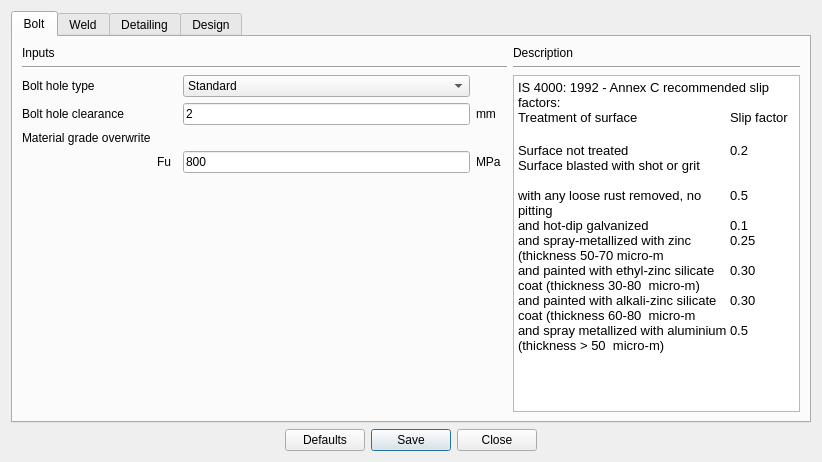
Above: Connections/Shear/SeatedAngle/design_preferences.ui from GreatDevelopers/osdag-core before the change. Below: the same form after it.
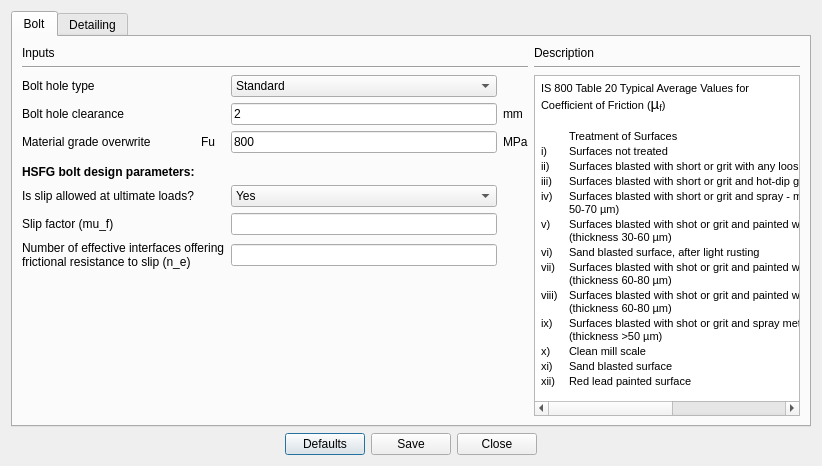
That is the form after the change. The open tabs and pages were chosen to show the change.

Commit message: fix: update design preferences gui

The edit to the form file:
```diff
--- a/Connections/Shear/SeatedAngle/design_preferences.ui
+++ b/Connections/Shear/SeatedAngle/design_preferences.ui
@@ -7,7 +7,7 @@
     <x>0</x>
     <y>0</y>
     <width>822</width>
-    <height>462</height>
+    <height>466</height>
    </rect>
   </property>
   <property name="windowTitle">
@@ -16,6 +16,13 @@
   <layout class="QGridLayout" name="gridLayout_5">
    <item row="1" column="0">
     <layout class="QGridLayout" name="gridLayout_2">
+     <item row="0" column="1">
+      <widget class="QPushButton" name="btn_defaults">
+       <property name="text">
+        <string>Defaults</string>
+       </property>
+      </widget>
+     </item>
      <item row="0" column="0">
       <spacer name="horizontalSpacer_2">
        <property name="orientation">
@@ -36,13 +43,6 @@
        </property>
       </widget>
      </item>
-     <item row="0" column="1">
-      <widget class="QPushButton" name="btn_defaults">
-       <property name="text">
-        <string>Defaults</string>
-       </property>
-      </widget>
-     </item>
      <item row="0" column="4">
       <spacer name="horizontalSpacer_6">
        <property name="orientation">
@@ -68,7 +68,7 @@
    <item row="0" column="0">
     <widget class="QTabWidget" name="tabWidget">
      <property name="currentIndex">
-      <number>0</number>
+      <number>1</number>
      </property>
      <widget class="QWidget" name="tab">
       <attribute name="title">
@@ -82,21 +82,21 @@
          </property>
         </widget>
        </item>
-       <item row="0" column="5">
+       <item row="0" column="6">
         <widget class="QLabel" name="label_3">
          <property name="text">
           <string>Description</string>
          </property>
         </widget>
        </item>
-       <item row="1" column="0" colspan="5">
+       <item row="1" column="0" colspan="6">
         <widget class="Line" name="line">
          <property name="orientation">
           <enum>Qt::Horizontal</enum>
          </property>
         </widget>
        </item>
-       <item row="1" column="5">
+       <item row="1" column="6">
         <widget class="Line" name="line_4">
          <property name="orientation">
           <enum>Qt::Horizontal</enum>
@@ -110,7 +110,7 @@
          </property>
         </widget>
        </item>
-       <item row="2" column="2">
+       <item row="2" column="4">
         <widget class="QComboBox" name="combo_boltHoleType">
          <property name="focusPolicy">
           <enum>Qt::TabFocus</enum>
@@ -127,7 +127,7 @@
          </item>
         </widget>
        </item>
-       <item row="2" column="5" rowspan="5">
+       <item row="2" column="6" rowspan="9">
         <widget class="QTextBrowser" name="textBrowser">
          <property name="minimumSize">
           <size>
@@ -139,57 +139,104 @@
           <string>&lt;!DOCTYPE HTML PUBLIC &quot;-//W3C//DTD HTML 4.0//EN&quot; &quot;http://www.w3.org/TR/REC-html40/strict.dtd&quot;&gt;
 &lt;html&gt;&lt;head&gt;&lt;meta name=&quot;qrichtext&quot; content=&quot;1&quot; /&gt;&lt;style type=&quot;text/css&quot;&gt;
 p, li { white-space: pre-wrap; }
-&lt;/style&gt;&lt;/head&gt;&lt;body style=&quot; font-family:'Ubuntu'; font-size:11pt; font-weight:400; font-style:normal;&quot;&gt;
-&lt;p style=&quot; margin-top:0px; margin-bottom:0px; margin-left:0px; margin-right:0px; -qt-block-indent:0; text-indent:0px;&quot;&gt;&lt;span style=&quot; font-family:'Calibri'; font-size:10pt;&quot;&gt;IS 4000: 1992 - Annex C recommended slip factors:&lt;/span&gt;&lt;span style=&quot; font-family:'MS Shell Dlg 2'; font-size:8pt;&quot;&gt; &lt;/span&gt;&lt;/p&gt;
-&lt;p style=&quot;-qt-paragraph-type:empty; margin-top:0px; margin-bottom:0px; margin-left:0px; margin-right:0px; -qt-block-indent:0; text-indent:0px; font-family:'MS Shell Dlg 2'; font-size:8pt;&quot;&gt;&lt;br /&gt;&lt;/p&gt;
-&lt;table border=&quot;0&quot; style=&quot; border-color:#a3a3a3; border-style:solid; margin-top:0px; margin-bottom:0px; margin-left:0px; margin-right:0px;&quot; cellspacing=&quot;0&quot; cellpadding=&quot;0&quot;&gt;
+&lt;/style&gt;&lt;/head&gt;&lt;body style=&quot; font-family:'MS Shell Dlg 2'; font-size:7.5pt; font-weight:400; font-style:normal;&quot;&gt;
+&lt;table border=&quot;0&quot; style=&quot; margin-top:0px; margin-bottom:0px; margin-left:0px; margin-right:0px;&quot; cellspacing=&quot;2&quot; cellpadding=&quot;0&quot;&gt;
 &lt;tr&gt;
-&lt;td style=&quot; vertical-align:top; padding-left:0; padding-right:0; padding-top:0; padding-bottom:0;&quot;&gt;
-&lt;p style=&quot; margin-top:0px; margin-bottom:0px; margin-left:0px; margin-right:0px; -qt-block-indent:0; text-indent:0px;&quot;&gt;&lt;span style=&quot; font-family:'Calibri'; font-size:10pt;&quot;&gt;Treatment of surface&lt;/span&gt;&lt;span style=&quot; font-family:'MS Shell Dlg 2'; font-size:8pt;&quot;&gt; &lt;/span&gt;&lt;/p&gt;
-&lt;p style=&quot; margin-top:0px; margin-bottom:0px; margin-left:0px; margin-right:0px; -qt-block-indent:0; text-indent:0px;&quot;&gt;&lt;span style=&quot; font-family:'Calibri';&quot;&gt; &lt;/span&gt;&lt;span style=&quot; font-family:'MS Shell Dlg 2'; font-size:8pt;&quot;&gt; &lt;/span&gt;&lt;/p&gt;&lt;/td&gt;
-&lt;td style=&quot; vertical-align:top; padding-left:0; padding-right:0; padding-top:0; padding-bottom:0;&quot;&gt;
-&lt;p style=&quot; margin-top:0px; margin-bottom:0px; margin-left:0px; margin-right:0px; -qt-block-indent:0; text-indent:0px;&quot;&gt;&lt;span style=&quot; font-family:'Calibri'; font-size:10pt;&quot;&gt;Slip factor &lt;/span&gt;&lt;span style=&quot; font-family:'MS Shell Dlg 2'; font-size:8pt;&quot;&gt; &lt;/span&gt;&lt;/p&gt;&lt;/td&gt;&lt;/tr&gt;
+&lt;td colspan=&quot;3&quot;&gt;
+&lt;p style=&quot; margin-top:0px; margin-bottom:0px; margin-left:0px; margin-right:0px; -qt-block-indent:0; text-indent:0px;&quot;&gt;&lt;span style=&quot; font-size:8pt;&quot;&gt;IS 800 Table 20 Typical Average Values for Coefficient of Friction (&lt;/span&gt;&lt;span style=&quot; font-family:'Calibri,sans-serif'; font-size:11pt;&quot;&gt;µ&lt;/span&gt;&lt;span style=&quot; font-family:'Calibri,sans-serif'; font-size:11pt; vertical-align:sub;&quot;&gt;f&lt;/span&gt;&lt;span style=&quot; font-size:8pt;&quot;&gt;)&lt;/span&gt;&lt;/p&gt;&lt;/td&gt;&lt;/tr&gt;&lt;/table&gt;
+&lt;p style=&quot;-qt-paragraph-type:empty; margin-top:0px; margin-bottom:0px; margin-left:0px; margin-right:0px; -qt-block-indent:0; text-indent:0px; font-size:8pt;&quot;&gt;&lt;br /&gt;&lt;/p&gt;
+&lt;p style=&quot;-qt-paragraph-type:empty; margin-top:0px; margin-bottom:0px; margin-left:0px; margin-right:0px; -qt-block-indent:0; text-indent:0px; font-size:8pt;&quot;&gt;&lt;br /&gt;&lt;/p&gt;
+&lt;table border=&quot;0&quot; style=&quot; margin-top:0px; margin-bottom:0px; margin-left:0px; margin-right:0px;&quot; cellspacing=&quot;2&quot; cellpadding=&quot;0&quot;&gt;
 &lt;tr&gt;
-&lt;td style=&quot; vertical-align:top; padding-left:0; padding-right:0; padding-top:0; padding-bottom:0;&quot;&gt;
-&lt;p style=&quot; margin-top:0px; margin-bottom:0px; margin-left:0px; margin-right:0px; -qt-block-indent:0; text-indent:0px;&quot;&gt;&lt;span style=&quot; font-family:'Calibri'; font-size:10pt;&quot;&gt;Surface not treated&lt;/span&gt;&lt;span style=&quot; font-family:'MS Shell Dlg 2'; font-size:8pt;&quot;&gt; &lt;/span&gt;&lt;/p&gt;&lt;/td&gt;
-&lt;td style=&quot; vertical-align:top; padding-left:0; padding-right:0; padding-top:0; padding-bottom:0;&quot;&gt;
-&lt;p style=&quot; margin-top:0px; margin-bottom:0px; margin-left:0px; margin-right:0px; -qt-block-indent:0; text-indent:0px;&quot;&gt;&lt;span style=&quot; font-family:'Calibri'; font-size:10pt;&quot;&gt;0.2&lt;/span&gt;&lt;span style=&quot; font-family:'MS Shell Dlg 2'; font-size:8pt;&quot;&gt; &lt;/span&gt;&lt;/p&gt;&lt;/td&gt;&lt;/tr&gt;
+&lt;td width=&quot;26&quot;&gt;&lt;/td&gt;
+&lt;td width=&quot;383&quot;&gt;
+&lt;p style=&quot; margin-top:0px; margin-bottom:0px; margin-left:0px; margin-right:0px; -qt-block-indent:0; text-indent:0px;&quot;&gt;&lt;span style=&quot; font-size:8pt;&quot;&gt;Treatment of Surfaces&lt;/span&gt;&lt;/p&gt;&lt;/td&gt;
+&lt;td width=&quot;78&quot;&gt;
+&lt;p style=&quot; margin-top:0px; margin-bottom:0px; margin-left:0px; margin-right:0px; -qt-block-indent:0; text-indent:0px;&quot;&gt;&lt;span style=&quot; font-size:8pt;&quot;&gt;     µf&lt;/span&gt;&lt;/p&gt;&lt;/td&gt;&lt;/tr&gt;
 &lt;tr&gt;
-&lt;td style=&quot; vertical-align:top; padding-left:0; padding-right:0; padding-top:0; padding-bottom:0;&quot;&gt;
-&lt;p style=&quot; margin-top:0px; margin-bottom:0px; margin-left:0px; margin-right:0px; -qt-block-indent:0; text-indent:0px;&quot;&gt;&lt;span style=&quot; font-family:'Calibri'; font-size:10pt;&quot;&gt;Surface blasted with shot or grit &lt;/span&gt;&lt;/p&gt;
-&lt;p style=&quot; margin-top:0px; margin-bottom:0px; margin-left:0px; margin-right:0px; -qt-block-indent:0; text-indent:0px;&quot;&gt;&lt;span style=&quot; font-family:'Calibri'; font-size:10pt;&quot;&gt; &lt;/span&gt;&lt;span style=&quot; font-family:'MS Shell Dlg 2'; font-size:8pt;&quot;&gt; &lt;/span&gt;&lt;/p&gt;&lt;/td&gt;
-&lt;td style=&quot; vertical-align:top; padding-left:0; padding-right:0; padding-top:0; padding-bottom:0;&quot;&gt;
-&lt;p style=&quot; margin-top:0px; margin-bottom:0px; margin-left:0px; margin-right:0px; -qt-block-indent:0; text-indent:0px;&quot;&gt;&lt;span style=&quot; font-family:'Calibri'; font-size:10pt;&quot;&gt; &lt;/span&gt;&lt;span style=&quot; font-family:'MS Shell Dlg 2'; font-size:8pt;&quot;&gt; &lt;/span&gt;&lt;/p&gt;&lt;/td&gt;&lt;/tr&gt;
+&lt;td&gt;
+&lt;p style=&quot; margin-top:0px; margin-bottom:0px; margin-left:0px; margin-right:0px; -qt-block-indent:0; text-indent:0px;&quot;&gt;&lt;span style=&quot; font-size:8pt;&quot;&gt;i)&lt;/span&gt;&lt;/p&gt;&lt;/td&gt;
+&lt;td&gt;
+&lt;p style=&quot; margin-top:0px; margin-bottom:0px; margin-left:0px; margin-right:0px; -qt-block-indent:0; text-indent:0px;&quot;&gt;&lt;span style=&quot; font-size:8pt;&quot;&gt;Surfaces not treated&lt;/span&gt;&lt;/p&gt;&lt;/td&gt;
+&lt;td&gt;
+&lt;p style=&quot; margin-top:0px; margin-bottom:0px; margin-left:0px; margin-right:0px; -qt-block-indent:0; text-indent:0px;&quot;&gt;&lt;span style=&quot; font-size:8pt;&quot;&gt;    0.2&lt;/span&gt;&lt;/p&gt;&lt;/td&gt;&lt;/tr&gt;
 &lt;tr&gt;
-&lt;td style=&quot; vertical-align:top; padding-left:0; padding-right:0; padding-top:0; padding-bottom:0;&quot;&gt;
-&lt;p style=&quot; margin-top:0px; margin-bottom:0px; margin-left:0px; margin-right:0px; -qt-block-indent:0; text-indent:0px;&quot;&gt;&lt;span style=&quot; font-family:'Calibri'; font-size:10pt;&quot;&gt;with any loose rust removed, no pitting&lt;/span&gt;&lt;span style=&quot; font-family:'MS Shell Dlg 2'; font-size:8pt;&quot;&gt; &lt;/span&gt;&lt;/p&gt;&lt;/td&gt;
-&lt;td style=&quot; vertical-align:top; padding-left:0; padding-right:0; padding-top:0; padding-bottom:0;&quot;&gt;
-&lt;p style=&quot; margin-top:0px; margin-bottom:0px; margin-left:0px; margin-right:0px; -qt-block-indent:0; text-indent:0px;&quot;&gt;&lt;span style=&quot; font-family:'Calibri'; font-size:10pt;&quot;&gt;0.5&lt;/span&gt;&lt;span style=&quot; font-family:'MS Shell Dlg 2'; font-size:8pt;&quot;&gt; &lt;/span&gt;&lt;/p&gt;&lt;/td&gt;&lt;/tr&gt;
+&lt;td&gt;
+&lt;p style=&quot; margin-top:0px; margin-bottom:0px; margin-left:0px; margin-right:0px; -qt-block-indent:0; text-indent:0px;&quot;&gt;&lt;span style=&quot; font-size:8pt;&quot;&gt;ii)&lt;/span&gt;&lt;/p&gt;&lt;/td&gt;
+&lt;td&gt;
+&lt;p style=&quot; margin-top:0px; margin-bottom:0px; margin-left:0px; margin-right:0px; -qt-block-indent:0; text-indent:0px;&quot;&gt;&lt;span style=&quot; font-size:8pt;&quot;&gt;Surfaces blasted with short or grit with any loose rust removed, no pitting&lt;/span&gt;&lt;/p&gt;&lt;/td&gt;
+&lt;td&gt;
+&lt;p style=&quot; margin-top:0px; margin-bottom:0px; margin-left:0px; margin-right:0px; -qt-block-indent:0; text-indent:0px;&quot;&gt;&lt;span style=&quot; font-size:8pt;&quot;&gt;    0.5&lt;/span&gt;&lt;/p&gt;&lt;/td&gt;&lt;/tr&gt;
 &lt;tr&gt;
-&lt;td style=&quot; vertical-align:top; padding-left:0; padding-right:0; padding-top:0; padding-bottom:0;&quot;&gt;
-&lt;p style=&quot; margin-top:0px; margin-bottom:0px; margin-left:0px; margin-right:0px; -qt-block-indent:0; text-indent:0px;&quot;&gt;&lt;span style=&quot; font-family:'Calibri'; font-size:10pt;&quot;&gt;and hot-dip galvanized&lt;/span&gt;&lt;span style=&quot; font-family:'MS Shell Dlg 2'; font-size:8pt;&quot;&gt; &lt;/span&gt;&lt;/p&gt;&lt;/td&gt;
-&lt;td style=&quot; vertical-align:top; padding-left:0; padding-right:0; padding-top:0; padding-bottom:0;&quot;&gt;
-&lt;p style=&quot; margin-top:0px; margin-bottom:0px; margin-left:0px; margin-right:0px; -qt-block-indent:0; text-indent:0px;&quot;&gt;&lt;span style=&quot; font-family:'Calibri'; font-size:10pt;&quot;&gt;0.1&lt;/span&gt;&lt;span style=&quot; font-family:'MS Shell Dlg 2'; font-size:8pt;&quot;&gt; &lt;/span&gt;&lt;/p&gt;&lt;/td&gt;&lt;/tr&gt;
+&lt;td&gt;
+&lt;p style=&quot; margin-top:0px; margin-bottom:0px; margin-left:0px; margin-right:0px; -qt-block-indent:0; text-indent:0px;&quot;&gt;&lt;span style=&quot; font-size:8pt;&quot;&gt;iii)&lt;/span&gt;&lt;/p&gt;&lt;/td&gt;
+&lt;td&gt;
+&lt;p style=&quot; margin-top:0px; margin-bottom:0px; margin-left:0px; margin-right:0px; -qt-block-indent:0; text-indent:0px;&quot;&gt;&lt;span style=&quot; font-size:8pt;&quot;&gt;Surfaces blasted with short or grit and hot-dip galvanized&lt;/span&gt;&lt;/p&gt;&lt;/td&gt;
+&lt;td&gt;
+&lt;p style=&quot; margin-top:0px; margin-bottom:0px; margin-left:0px; margin-right:0px; -qt-block-indent:0; text-indent:0px;&quot;&gt;&lt;span style=&quot; font-size:8pt;&quot;&gt;    0.1&lt;/span&gt;&lt;/p&gt;&lt;/td&gt;&lt;/tr&gt;
 &lt;tr&gt;
-&lt;td style=&quot; vertical-align:top; padding-left:0; padding-right:0; padding-top:0; padding-bottom:0;&quot;&gt;
-&lt;p style=&quot; margin-top:0px; margin-bottom:0px; margin-left:0px; margin-right:0px; -qt-block-indent:0; text-indent:0px;&quot;&gt;&lt;span style=&quot; font-family:'Calibri'; font-size:10pt;&quot;&gt;and spray-metallized with zinc (thickness 50-70 micro-m&lt;/span&gt;&lt;span style=&quot; font-family:'MS Shell Dlg 2'; font-size:8pt;&quot;&gt; &lt;/span&gt;&lt;/p&gt;&lt;/td&gt;
-&lt;td style=&quot; vertical-align:top; padding-left:0; padding-right:0; padding-top:0; padding-bottom:0;&quot;&gt;
-&lt;p style=&quot; margin-top:0px; margin-bottom:0px; margin-left:0px; margin-right:0px; -qt-block-indent:0; text-indent:0px;&quot;&gt;&lt;span style=&quot; font-family:'Calibri'; font-size:10pt;&quot;&gt;0.25&lt;/span&gt;&lt;span style=&quot; font-family:'MS Shell Dlg 2'; font-size:8pt;&quot;&gt; &lt;/span&gt;&lt;/p&gt;&lt;/td&gt;&lt;/tr&gt;
+&lt;td&gt;
+&lt;p style=&quot; margin-top:0px; margin-bottom:0px; margin-left:0px; margin-right:0px; -qt-block-indent:0; text-indent:0px;&quot;&gt;&lt;span style=&quot; font-size:8pt;&quot;&gt;iv)&lt;/span&gt;&lt;/p&gt;&lt;/td&gt;
+&lt;td&gt;
+&lt;p style=&quot; margin-top:0px; margin-bottom:0px; margin-left:0px; margin-right:0px; -qt-block-indent:0; text-indent:0px;&quot;&gt;&lt;span style=&quot; font-size:8pt;&quot;&gt;Surfaces blasted with short or grit and spray - metallized with zinc (thickness 50-70 µm)&lt;/span&gt;&lt;/p&gt;&lt;/td&gt;
+&lt;td&gt;
+&lt;p style=&quot; margin-top:0px; margin-bottom:0px; margin-left:0px; margin-right:0px; -qt-block-indent:0; text-indent:0px;&quot;&gt;&lt;span style=&quot; font-size:8pt;&quot;&gt;    0.25&lt;/span&gt;&lt;/p&gt;&lt;/td&gt;&lt;/tr&gt;
 &lt;tr&gt;
-&lt;td style=&quot; vertical-align:top; padding-left:0; padding-right:0; padding-top:0; padding-bottom:0;&quot;&gt;
-&lt;p style=&quot; margin-top:0px; margin-bottom:0px; margin-left:0px; margin-right:0px; -qt-block-indent:0; text-indent:0px;&quot;&gt;&lt;span style=&quot; font-family:'Calibri'; font-size:10pt;&quot;&gt;and painted with ethyl-zinc silicate coat (thickness 30-80  micro-m)&lt;/span&gt;&lt;span style=&quot; font-family:'MS Shell Dlg 2'; font-size:8pt;&quot;&gt; &lt;/span&gt;&lt;/p&gt;&lt;/td&gt;
-&lt;td style=&quot; vertical-align:top; padding-left:0; padding-right:0; padding-top:0; padding-bottom:0;&quot;&gt;
-&lt;p style=&quot; margin-top:0px; margin-bottom:0px; margin-left:0px; margin-right:0px; -qt-block-indent:0; text-indent:0px;&quot;&gt;&lt;span style=&quot; font-family:'Calibri'; font-size:10pt;&quot;&gt;0.30&lt;/span&gt;&lt;span style=&quot; font-family:'MS Shell Dlg 2'; font-size:8pt;&quot;&gt; &lt;/span&gt;&lt;/p&gt;&lt;/td&gt;&lt;/tr&gt;
+&lt;td&gt;
+&lt;p style=&quot; margin-top:0px; margin-bottom:0px; margin-left:0px; margin-right:0px; -qt-block-indent:0; text-indent:0px;&quot;&gt;&lt;span style=&quot; font-size:8pt;&quot;&gt;v)&lt;/span&gt;&lt;/p&gt;&lt;/td&gt;
+&lt;td&gt;
+&lt;p style=&quot; margin-top:0px; margin-bottom:0px; margin-left:0px; margin-right:0px; -qt-block-indent:0; text-indent:0px;&quot;&gt;&lt;span style=&quot; font-size:8pt;&quot;&gt;Surfaces blasted with shot or grit and painted with ethylzinc silicate coat (thickness 30-60 µm)&lt;/span&gt;&lt;/p&gt;&lt;/td&gt;
+&lt;td&gt;
+&lt;p style=&quot; margin-top:0px; margin-bottom:0px; margin-left:0px; margin-right:0px; -qt-block-indent:0; text-indent:0px;&quot;&gt;&lt;span style=&quot; font-size:8pt;&quot;&gt;    0.3&lt;/span&gt;&lt;/p&gt;&lt;/td&gt;&lt;/tr&gt;
 &lt;tr&gt;
-&lt;td style=&quot; vertical-align:top; padding-left:0; padding-right:0; padding-top:0; padding-bottom:0;&quot;&gt;
-&lt;p style=&quot; margin-top:0px; margin-bottom:0px; margin-left:0px; margin-right:0px; -qt-block-indent:0; text-indent:0px;&quot;&gt;&lt;span style=&quot; font-family:'Calibri'; font-size:10pt;&quot;&gt;and painted with alkali-zinc silicate coat (thickness 60-80  micro-m&lt;/span&gt;&lt;/p&gt;&lt;/td&gt;
-&lt;td style=&quot; vertical-align:top; padding-left:0; padding-right:0; padding-top:0; padding-bottom:0;&quot;&gt;
-&lt;p style=&quot; margin-top:0px; margin-bottom:0px; margin-left:0px; margin-right:0px; -qt-block-indent:0; text-indent:0px;&quot;&gt;&lt;span style=&quot; font-family:'Calibri'; font-size:10pt;&quot;&gt;0.30&lt;/span&gt;&lt;span style=&quot; font-family:'MS Shell Dlg 2'; font-size:8pt;&quot;&gt; &lt;/span&gt;&lt;/p&gt;&lt;/td&gt;&lt;/tr&gt;
+&lt;td&gt;
+&lt;p style=&quot; margin-top:0px; margin-bottom:0px; margin-left:0px; margin-right:0px; -qt-block-indent:0; text-indent:0px;&quot;&gt;&lt;span style=&quot; font-size:8pt;&quot;&gt;vi)&lt;/span&gt;&lt;/p&gt;&lt;/td&gt;
+&lt;td&gt;
+&lt;p style=&quot; margin-top:0px; margin-bottom:0px; margin-left:0px; margin-right:0px; -qt-block-indent:0; text-indent:0px;&quot;&gt;&lt;span style=&quot; font-size:8pt;&quot;&gt;Sand blasted surface, after light rusting&lt;/span&gt;&lt;/p&gt;&lt;/td&gt;
+&lt;td&gt;
+&lt;p style=&quot; margin-top:0px; margin-bottom:0px; margin-left:0px; margin-right:0px; -qt-block-indent:0; text-indent:0px;&quot;&gt;&lt;span style=&quot; font-size:8pt;&quot;&gt;    0.52&lt;/span&gt;&lt;/p&gt;&lt;/td&gt;&lt;/tr&gt;
 &lt;tr&gt;
-&lt;td style=&quot; vertical-align:top; padding-left:0; padding-right:0; padding-top:0; padding-bottom:0;&quot;&gt;
-&lt;p style=&quot; margin-top:0px; margin-bottom:0px; margin-left:0px; margin-right:0px; -qt-block-indent:0; text-indent:0px;&quot;&gt;&lt;span style=&quot; font-family:'Calibri'; font-size:10pt;&quot;&gt;and spray metallized with aluminium (thickness &amp;gt; 50  micro-m)&lt;/span&gt;&lt;/p&gt;&lt;/td&gt;
-&lt;td style=&quot; vertical-align:top; padding-left:0; padding-right:0; padding-top:0; padding-bottom:0;&quot;&gt;
-&lt;p style=&quot; margin-top:0px; margin-bottom:0px; margin-left:0px; margin-right:0px; -qt-block-indent:0; text-indent:0px;&quot;&gt;&lt;span style=&quot; font-family:'Calibri'; font-size:10pt;&quot;&gt;0.5&lt;/span&gt;&lt;span style=&quot; font-family:'MS Shell Dlg 2'; font-size:8pt;&quot;&gt; &lt;/span&gt;&lt;/p&gt;&lt;/td&gt;&lt;/tr&gt;&lt;/table&gt;&lt;/body&gt;&lt;/html&gt;</string>
+&lt;td&gt;
+&lt;p style=&quot; margin-top:0px; margin-bottom:0px; margin-left:0px; margin-right:0px; -qt-block-indent:0; text-indent:0px;&quot;&gt;&lt;span style=&quot; font-size:8pt;&quot;&gt;vii)&lt;/span&gt;&lt;/p&gt;&lt;/td&gt;
+&lt;td&gt;
+&lt;p style=&quot; margin-top:0px; margin-bottom:0px; margin-left:0px; margin-right:0px; -qt-block-indent:0; text-indent:0px;&quot;&gt;&lt;span style=&quot; font-size:8pt;&quot;&gt;Surfaces blasted with shot or grit and painted with ethylzinc silicate coat (thickness 60-80 µm)&lt;/span&gt;&lt;/p&gt;&lt;/td&gt;
+&lt;td&gt;
+&lt;p style=&quot; margin-top:0px; margin-bottom:0px; margin-left:0px; margin-right:0px; -qt-block-indent:0; text-indent:0px;&quot;&gt;&lt;span style=&quot; font-size:8pt;&quot;&gt;    0.3&lt;/span&gt;&lt;/p&gt;&lt;/td&gt;&lt;/tr&gt;
+&lt;tr&gt;
+&lt;td&gt;
+&lt;p style=&quot; margin-top:0px; margin-bottom:0px; margin-left:0px; margin-right:0px; -qt-block-indent:0; text-indent:0px;&quot;&gt;&lt;span style=&quot; font-size:8pt;&quot;&gt;viii)&lt;/span&gt;&lt;/p&gt;&lt;/td&gt;
+&lt;td&gt;
+&lt;p style=&quot; margin-top:0px; margin-bottom:0px; margin-left:0px; margin-right:0px; -qt-block-indent:0; text-indent:0px;&quot;&gt;&lt;span style=&quot; font-size:8pt;&quot;&gt;Surfaces blasted with shot or grit and painted with alcalizinc silicate coat (thickness 60-80 µm)&lt;/span&gt;&lt;/p&gt;&lt;/td&gt;
+&lt;td&gt;
+&lt;p style=&quot; margin-top:0px; margin-bottom:0px; margin-left:0px; margin-right:0px; -qt-block-indent:0; text-indent:0px;&quot;&gt;&lt;span style=&quot; font-size:8pt;&quot;&gt;    0.3&lt;/span&gt;&lt;/p&gt;&lt;/td&gt;&lt;/tr&gt;
+&lt;tr&gt;
+&lt;td&gt;
+&lt;p style=&quot; margin-top:0px; margin-bottom:0px; margin-left:0px; margin-right:0px; -qt-block-indent:0; text-indent:0px;&quot;&gt;&lt;span style=&quot; font-size:8pt;&quot;&gt;ix)&lt;/span&gt;&lt;/p&gt;&lt;/td&gt;
+&lt;td&gt;
+&lt;p style=&quot; margin-top:0px; margin-bottom:0px; margin-left:0px; margin-right:0px; -qt-block-indent:0; text-indent:0px;&quot;&gt;&lt;span style=&quot; font-size:8pt;&quot;&gt;Surfaces blasted with shot or grit and spray metallized with aluminium (thickness &amp;gt;50 µm)&lt;/span&gt;&lt;/p&gt;&lt;/td&gt;
+&lt;td&gt;
+&lt;p style=&quot; margin-top:0px; margin-bottom:0px; margin-left:0px; margin-right:0px; -qt-block-indent:0; text-indent:0px;&quot;&gt;&lt;span style=&quot; font-size:8pt;&quot;&gt;    0.5&lt;/span&gt;&lt;/p&gt;&lt;/td&gt;&lt;/tr&gt;
+&lt;tr&gt;
+&lt;td&gt;
+&lt;p style=&quot; margin-top:0px; margin-bottom:0px; margin-left:0px; margin-right:0px; -qt-block-indent:0; text-indent:0px;&quot;&gt;&lt;span style=&quot; font-size:8pt;&quot;&gt;x)&lt;/span&gt;&lt;/p&gt;&lt;/td&gt;
+&lt;td&gt;
+&lt;p style=&quot; margin-top:0px; margin-bottom:0px; margin-left:0px; margin-right:0px; -qt-block-indent:0; text-indent:0px;&quot;&gt;&lt;span style=&quot; font-size:8pt;&quot;&gt;Clean mill scale&lt;/span&gt;&lt;/p&gt;&lt;/td&gt;
+&lt;td&gt;
+&lt;p style=&quot; margin-top:0px; margin-bottom:0px; margin-left:0px; margin-right:0px; -qt-block-indent:0; text-indent:0px;&quot;&gt;&lt;span style=&quot; font-size:8pt;&quot;&gt;    0.33&lt;/span&gt;&lt;/p&gt;&lt;/td&gt;&lt;/tr&gt;
+&lt;tr&gt;
+&lt;td&gt;
+&lt;p style=&quot; margin-top:0px; margin-bottom:0px; margin-left:0px; margin-right:0px; -qt-block-indent:0; text-indent:0px;&quot;&gt;&lt;span style=&quot; font-size:8pt;&quot;&gt;xi)&lt;/span&gt;&lt;/p&gt;&lt;/td&gt;
+&lt;td&gt;
+&lt;p style=&quot; margin-top:0px; margin-bottom:0px; margin-left:0px; margin-right:0px; -qt-block-indent:0; text-indent:0px;&quot;&gt;&lt;span style=&quot; font-size:8pt;&quot;&gt;Sand blasted surface&lt;/span&gt;&lt;/p&gt;&lt;/td&gt;
+&lt;td&gt;
+&lt;p style=&quot; margin-top:0px; margin-bottom:0px; margin-left:0px; margin-right:0px; -qt-block-indent:0; text-indent:0px;&quot;&gt;&lt;span style=&quot; font-size:8pt;&quot;&gt;    0.48&lt;/span&gt;&lt;/p&gt;&lt;/td&gt;&lt;/tr&gt;
+&lt;tr&gt;
+&lt;td&gt;
+&lt;p style=&quot; margin-top:0px; margin-bottom:0px; margin-left:0px; margin-right:0px; -qt-block-indent:0; text-indent:0px;&quot;&gt;&lt;span style=&quot; font-size:8pt;&quot;&gt;xii)&lt;/span&gt;&lt;/p&gt;&lt;/td&gt;
+&lt;td&gt;
+&lt;p style=&quot; margin-top:0px; margin-bottom:0px; margin-left:0px; margin-right:0px; -qt-block-indent:0; text-indent:0px;&quot;&gt;&lt;span style=&quot; font-size:8pt;&quot;&gt;Red lead painted surface&lt;/span&gt;&lt;/p&gt;&lt;/td&gt;
+&lt;td&gt;
+&lt;p style=&quot; margin-top:0px; margin-bottom:0px; margin-left:0px; margin-right:0px; -qt-block-indent:0; text-indent:0px;&quot;&gt;&lt;span style=&quot; font-size:8pt;&quot;&gt;    0.1&lt;/span&gt;&lt;/p&gt;&lt;/td&gt;&lt;/tr&gt;&lt;/table&gt;&lt;/body&gt;&lt;/html&gt;</string>
          </property>
         </widget>
        </item>
@@ -200,7 +247,7 @@
          </property>
         </widget>
        </item>
-       <item row="3" column="2">
+       <item row="3" column="4">
         <widget class="QLineEdit" name="txt_boltHoleClearance">
          <property name="text">
           <string>2</string>
@@ -210,28 +257,28 @@
          </property>
         </widget>
        </item>
-       <item row="3" column="3">
+       <item row="3" column="5">
         <widget class="QLabel" name="label_9">
          <property name="text">
           <string>mm</string>
          </property>
         </widget>
        </item>
-       <item row="4" column="0">
+       <item row="4" column="0" colspan="2">
         <widget class="QLabel" name="label_4">
          <property name="text">
           <string>Material grade overwrite</string>
          </property>
         </widget>
        </item>
-       <item row="5" column="1">
+       <item row="4" column="3">
         <widget class="QLabel" name="label_8">
          <property name="text">
           <string>Fu</string>
          </property>
         </widget>
        </item>
-       <item row="5" column="2">
+       <item row="4" column="4">
         <widget class="QLineEdit" name="txt_boltFu">
          <property name="text">
           <string>800</string>
@@ -241,144 +288,107 @@
          </property>
         </widget>
        </item>
-       <item row="5" column="3">
+       <item row="4" column="5">
         <widget class="QLabel" name="label_11">
          <property name="text">
           <string>MPa</string>
          </property>
         </widget>
        </item>
-       <item row="6" column="1">
-        <spacer name="verticalSpacer">
+       <item row="5" column="1">
+        <spacer name="verticalSpacer_2">
          <property name="orientation">
           <enum>Qt::Vertical</enum>
          </property>
          <property name="sizeHint" stdset="0">
           <size>
            <width>20</width>
-           <height>201</height>
+           <height>18</height>
           </size>
          </property>
         </spacer>
        </item>
-      </layout>
-     </widget>
-     <widget class="QWidget" name="tab_2">
-      <attribute name="title">
-       <string>Weld</string>
-      </attribute>
-      <layout class="QGridLayout" name="gridLayout_3">
-       <item row="0" column="0">
-        <widget class="QLabel" name="label_16">
-         <property name="text">
-          <string>Inputs</string>
-         </property>
-        </widget>
-       </item>
-       <item row="0" column="4" rowspan="6">
-        <layout class="QGridLayout" name="gridLayout_7">
-         <item row="0" column="0">
-          <widget class="QLabel" name="label_17">
-           <property name="text">
-            <string>Description</string>
-           </property>
-          </widget>
-         </item>
-         <item row="1" column="0">
-          <widget class="Line" name="line_5">
-           <property name="orientation">
-            <enum>Qt::Horizontal</enum>
-           </property>
-          </widget>
-         </item>
-         <item row="2" column="0">
-          <widget class="QTextBrowser" name="textBrowser_weldDescription">
-           <property name="minimumSize">
-            <size>
-             <width>210</width>
-             <height>320</height>
-            </size>
-           </property>
-           <property name="html">
-            <string>&lt;!DOCTYPE HTML PUBLIC &quot;-//W3C//DTD HTML 4.0//EN&quot; &quot;http://www.w3.org/TR/REC-html40/strict.dtd&quot;&gt;
-&lt;html&gt;&lt;head&gt;&lt;meta name=&quot;qrichtext&quot; content=&quot;1&quot; /&gt;&lt;style type=&quot;text/css&quot;&gt;
-p, li { white-space: pre-wrap; }
-&lt;/style&gt;&lt;/head&gt;&lt;body style=&quot; font-family:'Ubuntu'; font-size:11pt; font-weight:400; font-style:normal;&quot;&gt;
-&lt;p style=&quot; margin-top:0px; margin-bottom:0px; margin-left:0px; margin-right:0px; -qt-block-indent:0; text-indent:0px;&quot;&gt;&lt;span style=&quot; font-family:'MS Shell Dlg 2'; font-size:10pt;&quot;&gt;Shop weld takes a material safety factor of 1.25&lt;/span&gt;&lt;/p&gt;
-&lt;p style=&quot; margin-top:0px; margin-bottom:0px; margin-left:0px; margin-right:0px; -qt-block-indent:0; text-indent:0px;&quot;&gt;&lt;span style=&quot; font-family:'MS Shell Dlg 2'; font-size:10pt;&quot;&gt;Field weld takes a material safety factor of 1.5&lt;/span&gt;&lt;/p&gt;&lt;/body&gt;&lt;/html&gt;</string>
-           </property>
-          </widget>
-         </item>
-        </layout>
-       </item>
-       <item row="1" column="0" colspan="4">
-        <widget class="Line" name="line_8">
-         <property name="orientation">
-          <enum>Qt::Horizontal</enum>
-         </property>
-        </widget>
-       </item>
-       <item row="2" column="0">
-        <widget class="QLabel" name="label_22">
-         <property name="text">
-          <string>Type of weld</string>
-         </property>
-        </widget>
-       </item>
-       <item row="2" column="2">
-        <widget class="QComboBox" name="combo_weldType">
-         <item>
-          <property name="text">
-           <string>Shop weld</string>
-          </property>
-         </item>
-         <item>
-          <property name="text">
-           <string>Field weld</string>
-          </property>
-         </item>
-        </widget>
-       </item>
-       <item row="3" column="0">
+       <item row="6" column="0" colspan="3">
         <widget class="QLabel" name="label_6">
+         <property name="font">
+          <font>
+           <weight>75</weight>
+           <bold>true</bold>
+          </font>
+         </property>
          <property name="text">
-          <string>Material grade overwrite</string>
+          <string>HSFG bolt design parameters:</string>
          </property>
         </widget>
        </item>
-       <item row="4" column="1">
+       <item row="7" column="0" colspan="3">
+        <widget class="QLabel" name="label_7">
+         <property name="text">
+          <string>Is slip allowed at ultimate loads?</string>
+         </property>
+        </widget>
+       </item>
+       <item row="7" column="4">
+        <widget class="QComboBox" name="combo_boltHoleType_2">
+         <property name="focusPolicy">
+          <enum>Qt::TabFocus</enum>
+         </property>
+         <item>
+          <property name="text">
+           <string>Yes</string>
+          </property>
+         </item>
+         <item>
+          <property name="text">
+           <string>No</string>
+          </property>
+         </item>
+        </widget>
+       </item>
+       <item row="8" column="0">
         <widget class="QLabel" name="label_10">
          <property name="text">
-          <string>Fu</string>
+          <string>Slip factor (mu_f)</string>
          </property>
         </widget>
        </item>
-       <item row="4" column="2">
-        <widget class="QLineEdit" name="txt_weldFu">
+       <item row="8" column="4">
+        <widget class="QLineEdit" name="txt_boltHoleClearance_2">
          <property name="text">
-          <string>410</string>
+          <string/>
          </property>
          <property name="alignment">
           <set>Qt::AlignLeading|Qt::AlignLeft|Qt::AlignVCenter</set>
          </property>
         </widget>
        </item>
-       <item row="4" column="3">
+       <item row="9" column="0" colspan="4">
         <widget class="QLabel" name="label_12">
          <property name="text">
-          <string>MPa</string>
+          <string>Number of effective interfaces offering
+frictional resistance to slip (n_e)</string>
          </property>
         </widget>
        </item>
-       <item row="5" column="2">
-        <spacer name="verticalSpacer_2">
+       <item row="9" column="4">
+        <widget class="QLineEdit" name="txt_boltHoleClearance_3">
+         <property name="text">
+          <string/>
+         </property>
+         <property name="alignment">
+          <set>Qt::AlignLeading|Qt::AlignLeft|Qt::AlignVCenter</set>
+         </property>
+        </widget>
+       </item>
+       <item row="10" column="2">
+        <spacer name="verticalSpacer">
          <property name="orientation">
           <enum>Qt::Vertical</enum>
          </property>
          <property name="sizeHint" stdset="0">
           <size>
            <width>20</width>
-           <height>288</height>
+           <height>201</height>
           </size>
          </property>
         </spacer>
@@ -389,9 +399,9 @@
       <attribute name="title">
        <string>Detailing</string>
       </attribute>
-      <layout class="QGridLayout" name="gridLayout_11">
+      <layout class="QGridLayout" name="gridLayout_4">
        <item row="0" column="0">
-        <layout class="QGridLayout" name="gridLayout_9">
+        <layout class="QGridLayout" name="gridLayout_3">
          <item row="0" column="0">
           <widget class="QLabel" name="label_38">
            <property name="text">
@@ -464,6 +474,28 @@
            </property>
           </spacer>
          </item>
+         <item row="4" column="0">
+          <widget class="QLabel" name="label_40">
+           <property name="text">
+            <string>Are the members exposed to
+corrosive influences?</string>
+           </property>
+          </widget>
+         </item>
+         <item row="4" column="1">
+          <widget class="QComboBox" name="combo_detailingEdgeType_2">
+           <item>
+            <property name="text">
+             <string>Yes</string>
+            </property>
+           </item>
+           <item>
+            <property name="text">
+             <string>No</string>
+            </property>
+           </item>
+          </widget>
+         </item>
         </layout>
        </item>
        <item row="0" column="1" rowspan="2">
@@ -494,8 +526,8 @@
             <string>&lt;!DOCTYPE HTML PUBLIC &quot;-//W3C//DTD HTML 4.0//EN&quot; &quot;http://www.w3.org/TR/REC-html40/strict.dtd&quot;&gt;
 &lt;html&gt;&lt;head&gt;&lt;meta name=&quot;qrichtext&quot; content=&quot;1&quot; /&gt;&lt;style type=&quot;text/css&quot;&gt;
 p, li { white-space: pre-wrap; }
-&lt;/style&gt;&lt;/head&gt;&lt;body style=&quot; font-family:'Ubuntu'; font-size:11pt; font-weight:400; font-style:normal;&quot;&gt;
-&lt;p style=&quot; margin-top:0px; margin-bottom:0px; margin-left:0px; margin-right:0px; -qt-block-indent:0; text-indent:0px;&quot;&gt;&lt;span style=&quot; font-family:'Calibri'; font-size:10pt; vertical-align:middle;&quot;&gt;The minimum edge and end distances from the centre of any hole to the nearest edge of a plate shall not be less than &lt;/span&gt;&lt;span style=&quot; font-family:'Calibri'; font-size:10pt; font-weight:600; vertical-align:middle;&quot;&gt;1.7 &lt;/span&gt;&lt;span style=&quot; font-family:'Calibri'; font-size:10pt; vertical-align:middle;&quot;&gt;times the hole diameter in case of [&lt;/span&gt;&lt;span style=&quot; font-family:'Calibri'; font-size:10pt; font-weight:600; vertical-align:middle;&quot;&gt;a - sheared or hand flame cut edges&lt;/span&gt;&lt;span style=&quot; font-family:'Calibri'; font-size:10pt; vertical-align:middle;&quot;&gt;] and &lt;/span&gt;&lt;span style=&quot; font-family:'Calibri'; font-size:10pt; font-weight:600; vertical-align:middle;&quot;&gt;1.5 &lt;/span&gt;&lt;span style=&quot; font-family:'Calibri'; font-size:10pt; vertical-align:middle;&quot;&gt;times the hole diameter in case of [&lt;/span&gt;&lt;span style=&quot; font-family:'Calibri'; font-size:10pt; font-weight:600; vertical-align:middle;&quot;&gt;b - Rolled, machine-flame cut, sawn and planed edges&lt;/span&gt;&lt;span style=&quot; font-family:'Calibri'; font-size:10pt; vertical-align:middle;&quot;&gt;] (IS 800 - Cl. 10.2.4.2)&lt;/span&gt;&lt;/p&gt;
+&lt;/style&gt;&lt;/head&gt;&lt;body style=&quot; font-family:'MS Shell Dlg 2'; font-size:7.5pt; font-weight:400; font-style:normal;&quot;&gt;
+&lt;p style=&quot; margin-top:0px; margin-bottom:0px; margin-left:0px; margin-right:0px; -qt-block-indent:0; text-indent:0px;&quot;&gt;&lt;span style=&quot; font-family:'Calibri'; font-size:10pt; vertical-align:middle;&quot;&gt;The minimum edge and end distances from the centre of any hole to the nearest edge of a plate shall not be less than &lt;/span&gt;&lt;span style=&quot; font-family:'Calibri'; font-size:10pt; font-weight:600; vertical-align:middle;&quot;&gt;1.7 &lt;/span&gt;&lt;span style=&quot; font-family:'Calibri'; font-size:10pt; vertical-align:middle;&quot;&gt;times the hole diameter in case of [&lt;/span&gt;&lt;span style=&quot; font-family:'Calibri'; font-size:10pt; font-weight:600; vertical-align:middle;&quot;&gt;a - sheared or hand flame cut edges&lt;/span&gt;&lt;span style=&quot; font-family:'Calibri'; font-size:10pt; vertical-align:middle;&quot;&gt;] and &lt;/span&gt;&lt;span style=&quot; font-family:'Calibri'; font-size:10pt; font-weight:600; vertical-align:middle;&quot;&gt;1.5 &lt;/span&gt;&lt;span style=&quot; font-family:'Calibri'; font-size:10pt; vertical-align:middle;&quot;&gt;times the hole diameter in case of [&lt;/span&gt;&lt;span style=&quot; font-family:'Calibri'; font-size:10pt; font-weight:600; vertical-align:middle;&quot;&gt;b - Rolled, machine-flame cut, sawn and planed edges&lt;/span&gt;&lt;span style=&quot; font-family:'Calibri'; font-size:10pt; vertical-align:middle;&quot;&gt;] (IS 800 - Cl. 10.2.4.2)&lt;/span&gt;&lt;span style=&quot; font-size:8pt;&quot;&gt; &lt;/span&gt;&lt;/p&gt;
 &lt;p style=&quot;-qt-paragraph-type:empty; margin-top:0px; margin-bottom:0px; margin-left:0px; margin-right:0px; -qt-block-indent:0; text-indent:0px; font-family:'Calibri'; font-size:10pt; vertical-align:middle;&quot;&gt;&lt;br /&gt;&lt;/p&gt;
 &lt;p style=&quot; margin-top:0px; margin-bottom:0px; margin-left:0px; margin-right:0px; -qt-block-indent:0; text-indent:0px;&quot;&gt;&lt;span style=&quot; font-family:'Calibri'; font-size:10pt;&quot;&gt;This gap should include the tolerance value of 5 mm. So if the assumed clearance is 5 mm, then the gap should be = 10 mm ( = 5 mm {clearance} + 5 mm {tolerance} )&lt;/span&gt;&lt;/p&gt;&lt;/body&gt;&lt;/html&gt;</string>
            </property>
@@ -518,11 +550,6 @@
        </item>
       </layout>
      </widget>
-     <widget class="QWidget" name="tab_6">
-      <attribute name="title">
-       <string>Design</string>
-      </attribute>
-     </widget>
     </widget>
    </item>
   </layout>
```
The commit also changes 1 other file.
